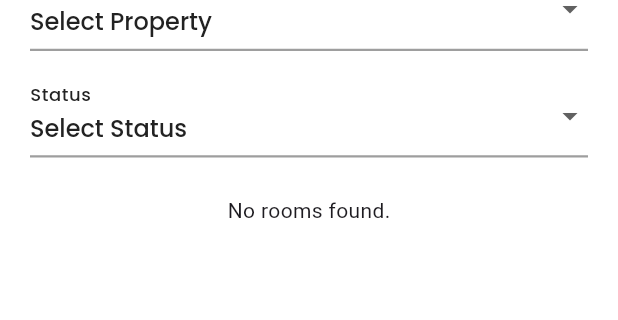
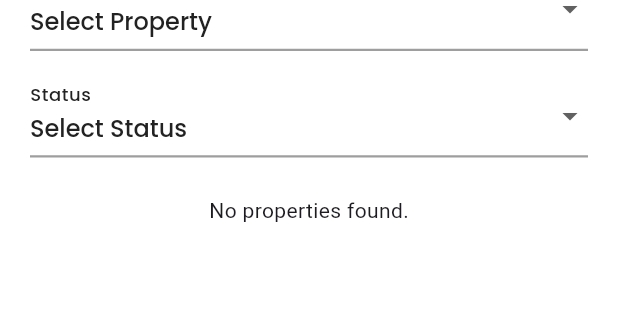
Before and after one commit to himakhaitan/fiyoh, a Flutter app: the screen it shows once a user with an empty profile is signed in, swiped to page 2, on a phone screen of 412 x 824 dp, the part 132-452 px from its top. Run offline on Flutter 3.47's test engine with Material 3 defaults, Android fonts, the phone set to English and light mode, and no system bars; our stand-ins replace bloc, cloud_firestore, firebase_auth, firebase_core, flutter_bloc, google_fonts and 2 more; missing offline and left inert: dart:ffi; accounts and stored records are empty.

Commit message:
Step Ahead on #50

```diff
--- a/lib/dashboard/screens/rooms_screen.dart
+++ b/lib/dashboard/screens/rooms_screen.dart
@@ -144,6 +144,10 @@ class _RoomsScreenState extends State<RoomsScreen> {
           if (_error.isNotEmpty) ErrorMessage(message: _error),
           _isLoading
               ? const ProgressLoader()
+              : (propertyItems.isEmpty)
+                  ? const Center(
+                      child: Text("No properties found."),
+                    )
               : (rooms.isEmpty)
                   ? const Center(
                       child: Text("No rooms found."),
```
